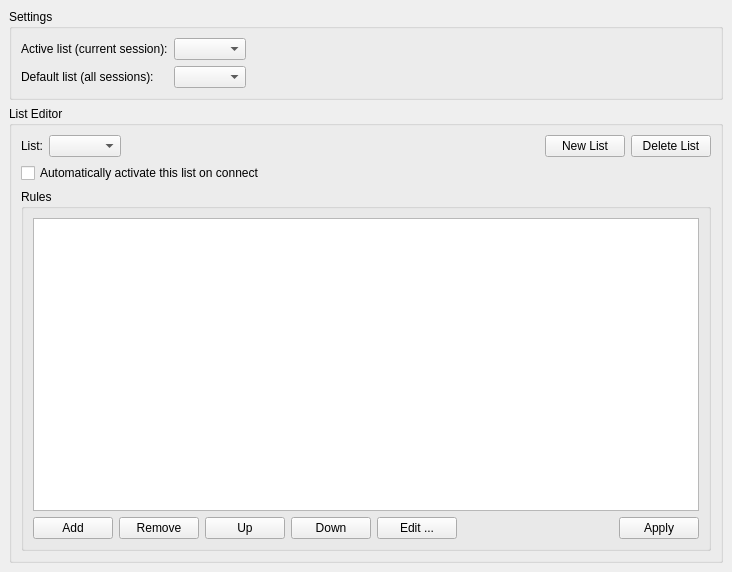
Above: protocols/jabber/ui/privacy.ui from KDE/kopete before the change. Below: the same form after it.
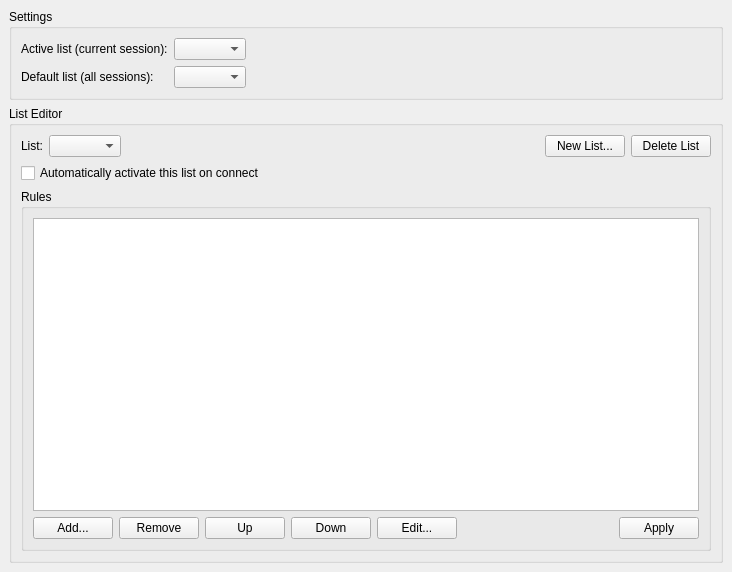
That is the form after the change. Custom widgets are drawn as their Qt base class.

Patch:
```diff
--- a/protocols/jabber/ui/privacy.ui
+++ b/protocols/jabber/ui/privacy.ui
@@ -175,7 +175,7 @@
         <item>
          <widget class="KPushButton" name="pb_newList" >
           <property name="text" >
-           <string>New List</string>
+           <string>New List...</string>
           </property>
          </widget>
         </item>
@@ -239,7 +239,7 @@
            <item>
             <widget class="KPushButton" name="pb_add" >
              <property name="text" >
-              <string>Add</string>
+              <string>Add...</string>
              </property>
             </widget>
            </item>
@@ -267,7 +267,7 @@
            <item>
             <widget class="KPushButton" name="pb_edit" >
              <property name="text" >
-              <string>Edit ...</string>
+              <string>Edit...</string>
              </property>
             </widget>
            </item>
```
